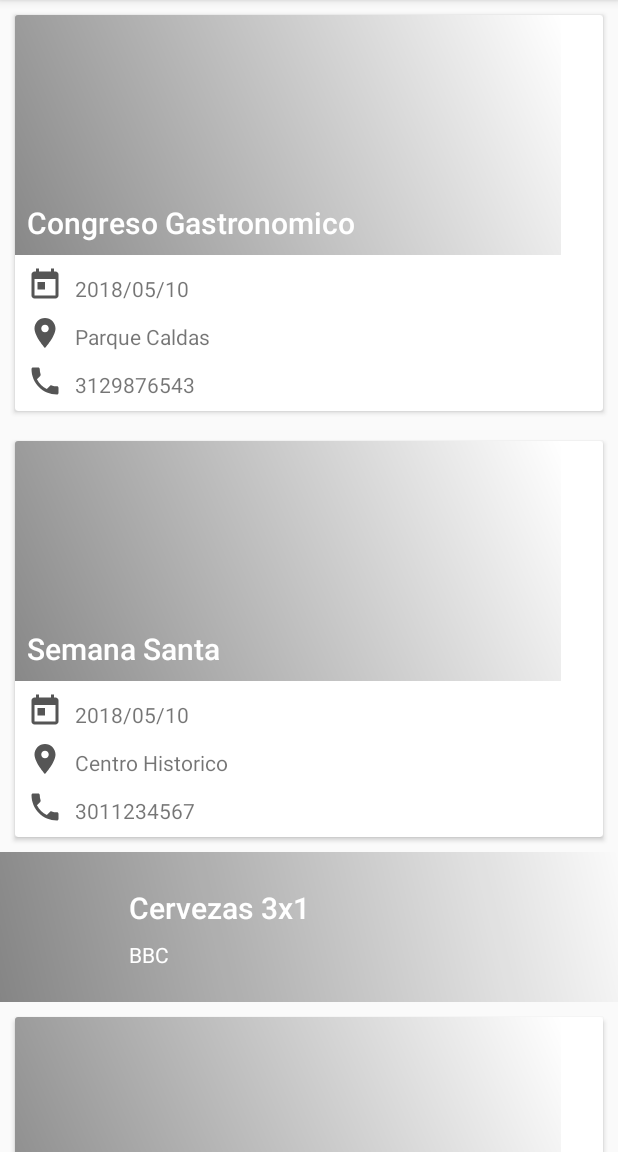
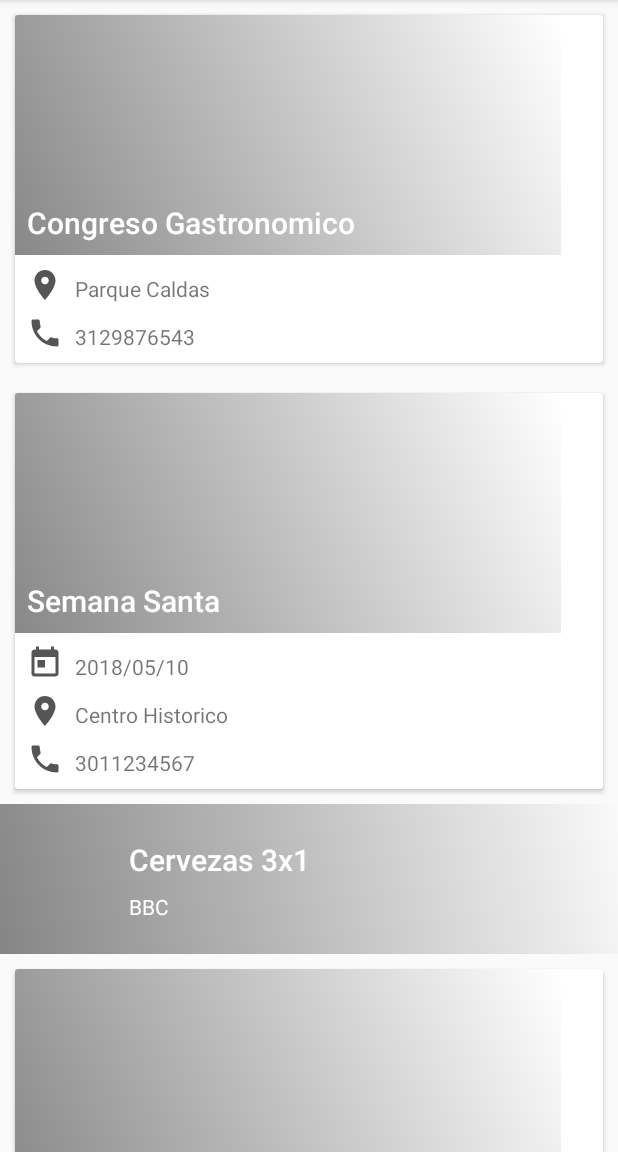
Before and after one commit to milo2005/SitisEventos, an Android app: the screen it shows after launch (MainActivity), on a phone screen of 412 x 824 dp, the part 84-1236 px from its top. Run offline under Robolectric (Android 15) with nearby library versions, the phone set to English and light mode, and no system bars; our stand-ins replace data binding; libraries missing offline, so code that uses them is left out: com.facebook.drawee; plain views replace SimpleDraweeView; pictures from the network do not load; 4 statements that could not run were skipped.

Commit message:
Project finished

```diff
--- a/app/src/main/java/org/test/eventos/models/Evento.kt
+++ b/app/src/main/java/org/test/eventos/models/Evento.kt
@@ -4,7 +4,7 @@ import java.util.*
 
 class Evento(val nombre: String,
                   val imagen: String,
-                  val fecha: Date,
+                  val fecha: Date?,
                   val lugar: String,
                   val telefono: String,
                   val descripcion: String
--- a/app/src/main/java/org/test/eventos/provider/EventData.kt
+++ b/app/src/main/java/org/test/eventos/provider/EventData.kt
@@ -15,7 +15,7 @@ object EventData {
         if (events == null) {
             events = listOf(
                     Evento("Congreso Gastronomico", "https://www.viajaporcolombia.com/images/popayan-congreso-2017.jpg",
-                            Date(), "Parque Caldas", "3129876543",
+                            null, "Parque Caldas", "3129876543",
                             "Lorem ipsum dolor sit amet, consectetur adipiscing elit. Praesent ac congue dolor. Pellentesque habitant morbi tristique senectus et netus et malesuada fames ac turpis egestas. Vivamus iaculis lectus euismod, dictum erat vel, gravida augue. Phasellus eget ligula et augue suscipit eleifend at id sem. Donec quam dolor, convallis et turpis eu, semper fermentum nunc. Aenean venenatis placerat dignissim. Nunc porttitor gravida porta. Nullam non eros vel quam accumsan commodo. "),
                     Evento("Semana Santa", "https://static.iris.net.co/semana/upload/images/2016/10/19/499526_1.jpg",
                             Date(), "Centro Historico", "3011234567",
--- a/app/src/main/java/org/test/eventos/util/Attr.kt
+++ b/app/src/main/java/org/test/eventos/util/Attr.kt
@@ -6,7 +6,7 @@ import java.text.SimpleDateFormat
 import java.util.*
 
 @BindingAdapter("app:txtDateFormat")
-fun setDateFormat(txt:TextView, date: Date){
+fun setDateFormat(txt:TextView, date: Date?){
     val dateFormat = SimpleDateFormat("yyyy/MM/dd", Locale.getDefault())
-    txt.text = dateFormat.format(date)
+    if(date!=null) txt.text = dateFormat.format(date)
 }
--- a/app/src/main/res/layout/template_evento.xml
+++ b/app/src/main/res/layout/template_evento.xml
@@ -8,6 +8,7 @@
     <data>
 
         <import type="org.test.eventos.models.ItemEvent"/>
+        <import type="android.view.View"/>
 
         <variable
             name="evento"
@@ -75,6 +76,7 @@
 
             <ImageView
                 android:id="@+id/iconDate"
+                android:visibility="@{evento.fecha == null ? View.GONE : View.VISIBLE}"
                 android:layout_width="wrap_content"
                 android:layout_height="wrap_content"
                 android:layout_marginLeft="8dp"
@@ -86,6 +88,7 @@
 
             <TextView
                 android:id="@+id/date"
+                android:visibility="@{evento.fecha == null ? View.GONE : View.VISIBLE}"
                 android:layout_width="0dp"
                 android:layout_height="wrap_content"
                 android:layout_marginEnd="8dp"
```
